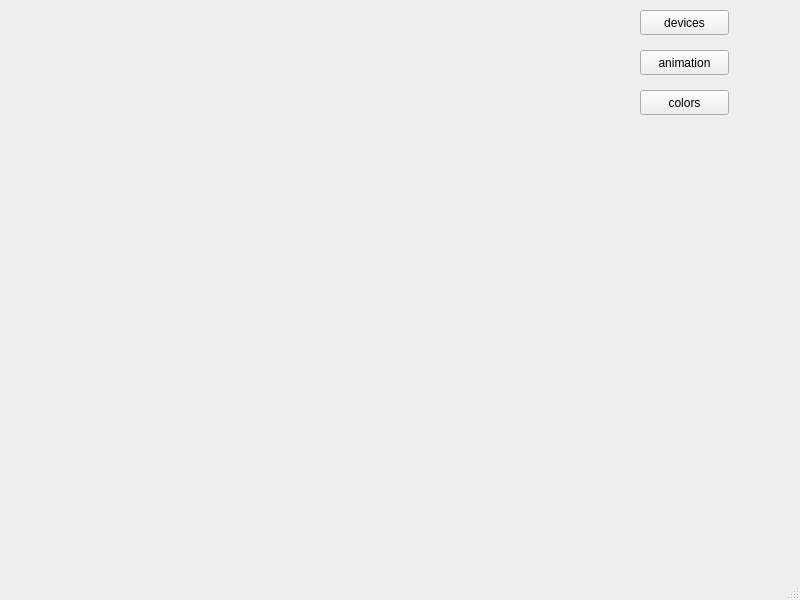
Old version of the form player_ui/main_window.ui in the repository Robo-sapiens/HackMoscow.
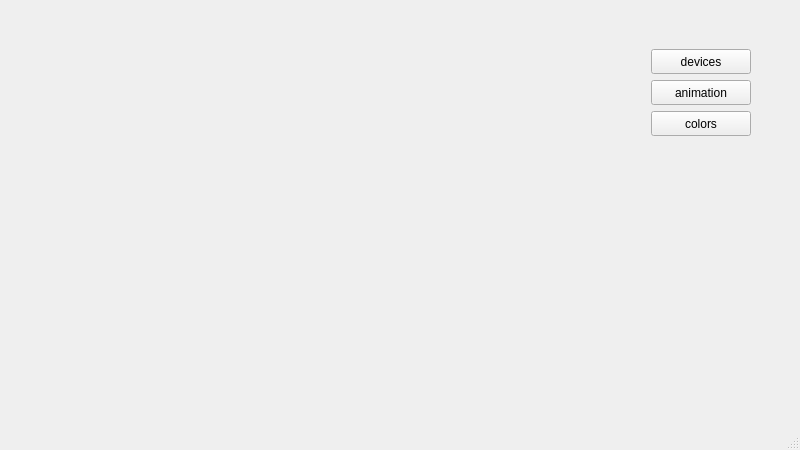
New version of the form.

```diff
--- a/player_ui/main_window.ui
+++ b/player_ui/main_window.ui
@@ -7,53 +7,152 @@
     <x>0</x>
     <y>0</y>
     <width>800</width>
-    <height>600</height>
+    <height>450</height>
    </rect>
   </property>
+  <property name="minimumSize">
+   <size>
+    <width>400</width>
+    <height>250</height>
+   </size>
+  </property>
   <property name="windowTitle">
    <string>MainWindow</string>
   </property>
+  <property name="layoutDirection">
+   <enum>Qt::LeftToRight</enum>
+  </property>
+  <property name="autoFillBackground">
+   <bool>false</bool>
+  </property>
+  <property name="styleSheet">
+   <string notr="true"/>
+  </property>
   <widget class="QWidget" name="centralwidget">
+   <layout class="QGridLayout" name="gridLayout">
+    <item row="0" column="0">
+     <layout class="QHBoxLayout" name="horizontalLayout">
+      <item>
+       <spacer name="horizontalSpacer">
+        <property name="orientation">
+         <enum>Qt::Horizontal</enum>
+        </property>
+        <property name="sizeType">
+         <enum>QSizePolicy::Expanding</enum>
+        </property>
+        <property name="sizeHint" stdset="0">
+         <size>
+          <width>600</width>
+          <height>100</height>
+         </size>
+        </property>
+       </spacer>
+      </item>
+      <item>
+       <layout class="QVBoxLayout" name="verticalLayout">
+        <property name="sizeConstraint">
+         <enum>QLayout::SetMinAndMaxSize</enum>
+        </property>
+        <item>
+         <spacer name="verticalSpacer">
+          <property name="orientation">
+           <enum>Qt::Vertical</enum>
+          </property>
+          <property name="sizeType">
+           <enum>QSizePolicy::Maximum</enum>
+          </property>
+          <property name="sizeHint" stdset="0">
+           <size>
+            <width>20</width>
+            <height>40</height>
+           </size>
+          </property>
+         </spacer>
+        </item>
+        <item>
    <widget class="QPushButton" name="devices">
-    <property name="geometry">
-     <rect>
-      <x>640</x>
-      <y>10</y>
-      <width>89</width>
+          <property name="minimumSize">
+           <size>
+            <width>100</width>
       <height>25</height>
-     </rect>
+           </size>
+          </property>
+          <property name="styleSheet">
+           <string notr="true"/>
     </property>
     <property name="text">
      <string>devices</string>
     </property>
-   </widget>
+          <property name="autoDefault">
+           <bool>false</bool>
+          </property>
+          <property name="default">
+           <bool>false</bool>
+          </property>
+         </widget>
+        </item>
+        <item>
    <widget class="QPushButton" name="animation">
-    <property name="geometry">
-     <rect>
-      <x>640</x>
-      <y>50</y>
-      <width>89</width>
+          <property name="minimumSize">
+           <size>
+            <width>100</width>
       <height>25</height>
-     </rect>
+           </size>
     </property>
     <property name="text">
      <string>animation</string>
     </property>
    </widget>
+        </item>
+        <item>
    <widget class="QPushButton" name="colors">
-    <property name="geometry">
-     <rect>
-      <x>640</x>
-      <y>90</y>
-      <width>89</width>
+          <property name="minimumSize">
+           <size>
+            <width>100</width>
       <height>25</height>
-     </rect>
+           </size>
     </property>
     <property name="text">
      <string>colors</string>
     </property>
    </widget>
+        </item>
+        <item>
+         <spacer name="verticalSpacer_2">
+          <property name="orientation">
+           <enum>Qt::Vertical</enum>
+          </property>
+          <property name="sizeHint" stdset="0">
+           <size>
+            <width>20</width>
+            <height>40</height>
+           </size>
+          </property>
+         </spacer>
+        </item>
+       </layout>
+      </item>
+      <item>
+       <spacer name="horizontalSpacer_2">
+        <property name="orientation">
+         <enum>Qt::Horizontal</enum>
+        </property>
+        <property name="sizeType">
+         <enum>QSizePolicy::Fixed</enum>
+        </property>
+        <property name="sizeHint" stdset="0">
+         <size>
+          <width>40</width>
+          <height>20</height>
+         </size>
+        </property>
+       </spacer>
+      </item>
+     </layout>
+    </item>
+   </layout>
   </widget>
+  <widget class="QStatusBar" name="statusbar"/>
   <widget class="QMenuBar" name="menubar">
    <property name="geometry">
     <rect>
@@ -64,7 +163,6 @@
     </rect>
    </property>
   </widget>
-  <widget class="QStatusBar" name="statusbar"/>
  </widget>
  <resources/>
  <connections/>
```
Lines whose indentation alone changed are shown as unchanged.
